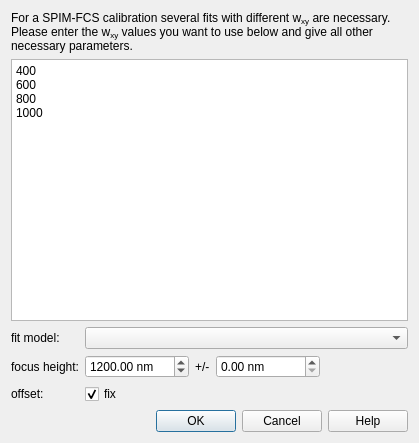
Old version of the form plugins/imfcsfit/imfcscalibrationdialog.ui in the repository jkriege2/QuickFit3.
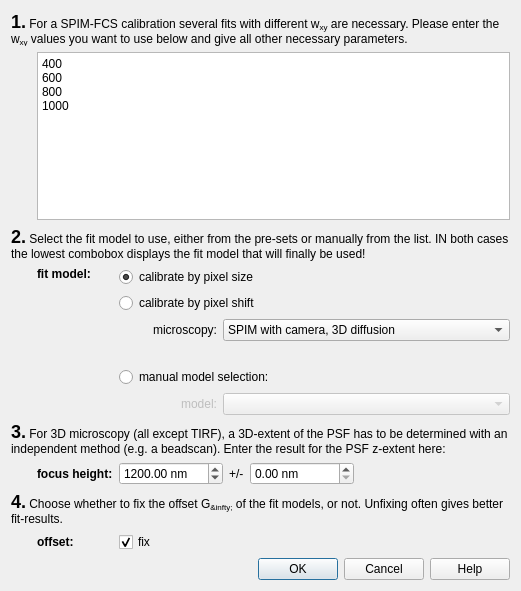
New version of the form. Icons and pictures are not drawn.

Commit message: improved documentation on imFCS PSF calibration and the calibration methods itself

What changed in the file:
```diff
--- a/plugins/imfcsfit/imfcscalibrationdialog.ui
+++ b/plugins/imfcsfit/imfcscalibrationdialog.ui
@@ -6,8 +6,8 @@
    <rect>
     <x>0</x>
     <y>0</y>
-    <width>419</width>
-    <height>443</height>
+    <width>521</width>
+    <height>591</height>
    </rect>
   </property>
   <property name="windowTitle">
@@ -17,22 +17,8 @@
    <iconset resource="qfevalimfcsfit.qrc">
     <normaloff>:/imfcsfit/fit.png</normaloff>:/imfcsfit/fit.png</iconset>
   </property>
-  <layout class="QVBoxLayout" name="verticalLayout">
-   <item>
-    <widget class="QLabel" name="label">
-     <property name="text">
-      <string>&lt;!DOCTYPE HTML PUBLIC &quot;-//W3C//DTD HTML 4.0//EN&quot; &quot;http://www.w3.org/TR/REC-html40/strict.dtd&quot;&gt;
-&lt;html&gt;&lt;head&gt;&lt;meta name=&quot;qrichtext&quot; content=&quot;1&quot; /&gt;&lt;style type=&quot;text/css&quot;&gt;
-p, li { white-space: pre-wrap; }
-&lt;/style&gt;&lt;/head&gt;&lt;body style=&quot; font-family:'MS Shell Dlg 2'; font-size:8.25pt; font-weight:400; font-style:normal;&quot;&gt;
-&lt;p style=&quot; margin-top:0px; margin-bottom:0px; margin-left:0px; margin-right:0px; -qt-block-indent:0; text-indent:0px;&quot;&gt;&lt;span style=&quot; font-family:'Sans Serif'; font-size:9pt;&quot;&gt;For a SPIM-FCS calibration several fits with different w&lt;/span&gt;&lt;span style=&quot; font-family:'Sans Serif'; font-size:9pt; vertical-align:sub;&quot;&gt;xy&lt;/span&gt;&lt;span style=&quot; font-family:'Sans Serif'; font-size:9pt;&quot;&gt; are necessary. Please enter the w&lt;/span&gt;&lt;span style=&quot; font-family:'Sans Serif'; font-size:9pt; vertical-align:sub;&quot;&gt;xy&lt;/span&gt;&lt;span style=&quot; font-family:'Sans Serif'; font-size:9pt;&quot;&gt; values you want to use below and give all other necessary parameters.&lt;/span&gt;&lt;/p&gt;&lt;/body&gt;&lt;/html&gt;</string>
-     </property>
-     <property name="wordWrap">
-      <bool>true</bool>
-     </property>
-    </widget>
-   </item>
-   <item>
+  <layout class="QGridLayout" name="gridLayout_2">
+   <item row="2" column="1">
     <widget class="QPlainTextEdit" name="edtValues">
      <property name="plainText">
       <string>400
@@ -43,7 +29,61 @@
      </property>
     </widget>
    </item>
-   <item>
+   <item row="5" column="1">
+    <widget class="QDialogButtonBox" name="buttonBox">
+     <property name="orientation">
+      <enum>Qt::Horizontal</enum>
+     </property>
+     <property name="standardButtons">
+      <set>QDialogButtonBox::Cancel|QDialogButtonBox::Help|QDialogButtonBox::Ok</set>
+     </property>
+    </widget>
+   </item>
+   <item row="2" column="0">
+    <spacer name="horizontalSpacer_2">
+     <property name="orientation">
+      <enum>Qt::Horizontal</enum>
+     </property>
+     <property name="sizeType">
+      <enum>QSizePolicy::Fixed</enum>
+     </property>
+     <property name="sizeHint" stdset="0">
+      <size>
+       <width>20</width>
+       <height>20</height>
+      </size>
+     </property>
+    </spacer>
+   </item>
+   <item row="0" column="0" colspan="2">
+    <widget class="QLabel" name="label">
+     <property name="text">
+      <string>&lt;!DOCTYPE HTML PUBLIC &quot;-//W3C//DTD HTML 4.0//EN&quot; &quot;http://www.w3.org/TR/REC-html40/strict.dtd&quot;&gt;
+&lt;html&gt;&lt;head&gt;&lt;meta name=&quot;qrichtext&quot; content=&quot;1&quot; /&gt;&lt;style type=&quot;text/css&quot;&gt;
+p, li { white-space: pre-wrap; }
+&lt;/style&gt;&lt;/head&gt;&lt;body style=&quot; font-family:'MS Shell Dlg 2'; font-size:8.25pt; font-weight:400; font-style:normal;&quot;&gt;
+&lt;p style=&quot; margin-top:0px; margin-bottom:0px; margin-left:0px; margin-right:0px; -qt-block-indent:0; text-indent:0px;&quot;&gt;&lt;span style=&quot; font-family:'Sans Serif'; font-size:9pt;&quot;&gt;&lt;font size=&quot;+2&quot;&gt;&lt;b&gt;1.&lt;/b&gt;&lt;/font&gt; For a SPIM-FCS calibration several fits with different w&lt;/span&gt;&lt;span style=&quot; font-family:'Sans Serif'; font-size:9pt; vertical-align:sub;&quot;&gt;xy&lt;/span&gt;&lt;span style=&quot; font-family:'Sans Serif'; font-size:9pt;&quot;&gt; are necessary. Please enter the w&lt;/span&gt;&lt;span style=&quot; font-family:'Sans Serif'; font-size:9pt; vertical-align:sub;&quot;&gt;xy&lt;/span&gt;&lt;span style=&quot; font-family:'Sans Serif'; font-size:9pt;&quot;&gt; values you want to use below and give all other necessary parameters.&lt;/span&gt;&lt;/p&gt;&lt;/body&gt;&lt;/html&gt;</string>
+     </property>
+     <property name="wordWrap">
+      <bool>true</bool>
+     </property>
+    </widget>
+   </item>
+   <item row="3" column="0" colspan="2">
+    <widget class="QLabel" name="label_8">
+     <property name="text">
+      <string>&lt;!DOCTYPE HTML PUBLIC &quot;-//W3C//DTD HTML 4.0//EN&quot; &quot;http://www.w3.org/TR/REC-html40/strict.dtd&quot;&gt;
+&lt;html&gt;&lt;head&gt;&lt;meta name=&quot;qrichtext&quot; content=&quot;1&quot; /&gt;&lt;style type=&quot;text/css&quot;&gt;
+p, li { white-space: pre-wrap; }
+&lt;/style&gt;&lt;/head&gt;&lt;body style=&quot; font-family:'MS Shell Dlg 2'; font-size:8.25pt; font-weight:400; font-style:normal;&quot;&gt;
+&lt;p style=&quot; margin-top:0px; margin-bottom:0px; margin-left:0px; margin-right:0px; -qt-block-indent:0; text-indent:0px;&quot;&gt;&lt;span style=&quot; font-family:'Sans Serif'; font-size:9pt;&quot;&gt;&lt;font size=&quot;+2&quot;&gt;&lt;b&gt;2.&lt;/b&gt;&lt;/font&gt; Select the fit model to use, either from the pre-sets or manually from the list. IN both cases the lowest combobox displays the fit model that will finally be used!&lt;/p&gt;&lt;/body&gt;&lt;/html&gt;</string>
+     </property>
+     <property name="wordWrap">
+      <bool>true</bool>
+     </property>
+    </widget>
+   </item>
+   <item row="4" column="0" colspan="2">
     <widget class="QWidget" name="horizontalWidget" native="true">
      <property name="minimumSize">
       <size>
@@ -51,31 +91,180 @@
        <height>10</height>
       </size>
      </property>
-     <layout class="QFormLayout" name="formLayout">
-      <property name="fieldGrowthPolicy">
-       <enum>QFormLayout::AllNonFixedFieldsGrow</enum>
+     <layout class="QGridLayout" name="gridLayout_3">
+      <property name="leftMargin">
+       <number>0</number>
       </property>
-      <property name="margin">
+      <property name="topMargin">
        <number>0</number>
       </property>
-      <item row="0" column="0">
-       <widget class="QLabel" name="label_3">
-        <property name="text">
-         <string>fit model:</string>
-        </property>
-       </widget>
-      </item>
-      <item row="0" column="1">
-       <widget class="QComboBox" name="cmbFitModel"/>
-      </item>
-      <item row="1" column="0">
+      <property name="rightMargin">
+       <number>0</number>
+      </property>
+      <property name="bottomMargin">
+       <number>0</number>
+      </property>
+      <item row="2" column="1">
        <widget class="QLabel" name="label_2">
+        <property name="font">
+         <font>
+          <weight>75</weight>
+          <bold>true</bold>
+         </font>
+        </property>
         <property name="text">
          <string>focus height:</string>
         </property>
        </widget>
       </item>
-      <item row="1" column="1">
+      <item row="0" column="2">
+       <layout class="QGridLayout" name="gridLayout" columnstretch="0,1,0">
+        <item row="0" column="0" colspan="2">
+         <widget class="QRadioButton" name="radByPixelSize">
+          <property name="text">
+           <string>calibrate by pixel size</string>
+          </property>
+          <property name="checked">
+           <bool>true</bool>
+          </property>
+         </widget>
+        </item>
+        <item row="4" column="0" colspan="2">
+         <widget class="QRadioButton" name="radManual">
+          <property name="text">
+           <string>manual model selection:</string>
+          </property>
+         </widget>
+        </item>
+        <item row="5" column="0">
+         <widget class="QLabel" name="label_7">
+          <property name="enabled">
+           <bool>false</bool>
+          </property>
+          <property name="text">
+           <string>model:</string>
+          </property>
+          <property name="alignment">
+           <set>Qt::AlignRight|Qt::AlignTrailing|Qt::AlignVCenter</set>
+          </property>
+         </widget>
+        </item>
+        <item row="3" column="0" colspan="2">
+         <widget class="QLabel" name="labError">
+          <property name="font">
+           <font>
+            <weight>75</weight>
+            <bold>true</bold>
+           </font>
+          </property>
+          <property name="text">
+           <string/>
+          </property>
+          <property name="alignment">
+           <set>Qt::AlignCenter</set>
+          </property>
+          <property name="wordWrap">
+           <bool>true</bool>
+          </property>
+         </widget>
+        </item>
+        <item row="2" column="1">
+         <widget class="QComboBox" name="cmbMicroscopy">
+          <property name="maximumSize">
+           <size>
+            <width>400</width>
+            <height>16777215</height>
+           </size>
+          </property>
+          <item>
+           <property name="text">
+            <string>SPIM with camera, 3D diffusion</string>
+           </property>
+          </item>
+          <item>
+           <property name="text">
+            <string>TIRF with camera, 2D diffusion</string>
+           </property>
+          </item>
+          <item>
+           <property name="text">
+            <string>SPIM/confocal with point-detectors, 3D diffusion</string>
+           </property>
+          </item>
+         </widget>
+        </item>
+        <item row="5" column="1">
+         <widget class="QComboBox" name="cmbFitModel">
+          <property name="enabled">
+           <bool>false</bool>
+          </property>
+          <property name="maximumSize">
+           <size>
+            <width>400</width>
+            <height>16777215</height>
+           </size>
+          </property>
+         </widget>
+        </item>
+        <item row="2" column="0">
+         <widget class="QLabel" name="label_6">
+          <property name="text">
+           <string>          microscopy:</string>
+          </property>
+          <property name="alignment">
+           <set>Qt::AlignRight|Qt::AlignTrailing|Qt::AlignVCenter</set>
+          </property>
+         </widget>
+        </item>
+        <item row="1" column="0" colspan="2">
+         <widget class="QRadioButton" name="radByPixelShift">
+          <property name="text">
+           <string>calibrate by pixel shift</string>
+          </property>
+         </widget>
+        </item>
+        <item row="2" column="2">
+         <spacer name="horizontalSpacer_4">
+          <property name="orientation">
+           <enum>Qt::Horizontal</enum>
+          </property>
+          <property name="sizeHint" stdset="0">
+           <size>
+            <width>40</width>
+            <height>20</height>
+           </size>
+          </property>
+         </spacer>
+        </item>
+       </layout>
+      </item>
+      <item row="4" column="2">
+       <widget class="QCheckBox" name="chkFixOffset">
+        <property name="text">
+         <string>fix</string>
+        </property>
+        <property name="checked">
+         <bool>true</bool>
+        </property>
+       </widget>
+      </item>
+      <item row="0" column="1">
+       <widget class="QLabel" name="label_3">
+        <property name="font">
+         <font>
+          <weight>75</weight>
+          <bold>true</bold>
+         </font>
+        </property>
+        <property name="text">
+         <string>fit model:</string>
+        </property>
+        <property name="alignment">
+         <set>Qt::AlignLeading|Qt::AlignLeft|Qt::AlignTop</set>
+        </property>
+       </widget>
+      </item>
+      <item row="2" column="2">
        <layout class="QHBoxLayout" name="horizontalLayout">
         <item>
          <widget class="QDoubleSpinBox" name="spinFocusHeight">
@@ -125,19 +314,59 @@
         </item>
        </layout>
       </item>
-      <item row="2" column="0">
+      <item row="4" column="1">
        <widget class="QLabel" name="label_5">
+        <property name="font">
+         <font>
+          <weight>75</weight>
+          <bold>true</bold>
+         </font>
+        </property>
         <property name="text">
          <string>offset:</string>
         </property>
        </widget>
       </item>
-      <item row="2" column="1">
-       <widget class="QCheckBox" name="chkFixOffset">
+      <item row="0" column="0">
+       <spacer name="horizontalSpacer_3">
+        <property name="orientation">
+         <enum>Qt::Horizontal</enum>
+        </property>
+        <property name="sizeType">
+         <enum>QSizePolicy::Fixed</enum>
+        </property>
+        <property name="sizeHint" stdset="0">
+         <size>
+          <width>20</width>
+          <height>20</height>
+         </size>
+        </property>
+       </spacer>
+      </item>
+      <item row="1" column="0" colspan="3">
+       <widget class="QLabel" name="label_9">
         <property name="text">
-         <string>fix</string>
+         <string>&lt;!DOCTYPE HTML PUBLIC &quot;-//W3C//DTD HTML 4.0//EN&quot; &quot;http://www.w3.org/TR/REC-html40/strict.dtd&quot;&gt;
+&lt;html&gt;&lt;head&gt;&lt;meta name=&quot;qrichtext&quot; content=&quot;1&quot; /&gt;&lt;style type=&quot;text/css&quot;&gt;
+p, li { white-space: pre-wrap; }
+&lt;/style&gt;&lt;/head&gt;&lt;body style=&quot; font-family:'MS Shell Dlg 2'; font-size:8.25pt; font-weight:400; font-style:normal;&quot;&gt;
+&lt;p style=&quot; margin-top:0px; margin-bottom:0px; margin-left:0px; margin-right:0px; -qt-block-indent:0; text-indent:0px;&quot;&gt;&lt;span style=&quot; font-family:'Sans Serif'; font-size:9pt;&quot;&gt;&lt;font size=&quot;+2&quot;&gt;&lt;b&gt;3.&lt;/b&gt;&lt;/font&gt; For 3D microscopy (all except TIRF), a 3D-extent of the PSF has to be determined with an independent method (e.g. a beadscan). Enter the result for the PSF z-extent here:&lt;/p&gt;&lt;/body&gt;&lt;/html&gt;</string>
         </property>
-        <property name="checked">
+        <property name="wordWrap">
+         <bool>true</bool>
+        </property>
+       </widget>
+      </item>
+      <item row="3" column="0" colspan="3">
+       <widget class="QLabel" name="label_10">
+        <property name="text">
+         <string>&lt;!DOCTYPE HTML PUBLIC &quot;-//W3C//DTD HTML 4.0//EN&quot; &quot;http://www.w3.org/TR/REC-html40/strict.dtd&quot;&gt;
+&lt;html&gt;&lt;head&gt;&lt;meta name=&quot;qrichtext&quot; content=&quot;1&quot; /&gt;&lt;style type=&quot;text/css&quot;&gt;
+p, li { white-space: pre-wrap; }
+&lt;/style&gt;&lt;/head&gt;&lt;body style=&quot; font-family:'MS Shell Dlg 2'; font-size:8.25pt; font-weight:400; font-style:normal;&quot;&gt;
+&lt;p style=&quot; margin-top:0px; margin-bottom:0px; margin-left:0px; margin-right:0px; -qt-block-indent:0; text-indent:0px;&quot;&gt;&lt;span style=&quot; font-family:'Sans Serif'; font-size:9pt;&quot;&gt;&lt;font size=&quot;+2&quot;&gt;&lt;b&gt;4.&lt;/b&gt;&lt;/font&gt; Choose whether to fix the offset G&lt;sub&gt;&amp;infty;&lt;/sub&gt; of the fit models, or not. Unfixing often gives better fit-results.&lt;/p&gt;&lt;/body&gt;&lt;/html&gt;</string>
+        </property>
+        <property name="wordWrap">
          <bool>true</bool>
         </property>
        </widget>
@@ -145,16 +374,6 @@
      </layout>
     </widget>
    </item>
-   <item>
-    <widget class="QDialogButtonBox" name="buttonBox">
-     <property name="orientation">
-      <enum>Qt::Horizontal</enum>
-     </property>
-     <property name="standardButtons">
-      <set>QDialogButtonBox::Cancel|QDialogButtonBox::Help|QDialogButtonBox::Ok</set>
-     </property>
-    </widget>
-   </item>
   </layout>
  </widget>
  <resources>
```
Left out of the diff: 76 changed lines with no effect on the pictures. The commit also changes 32 other files.
